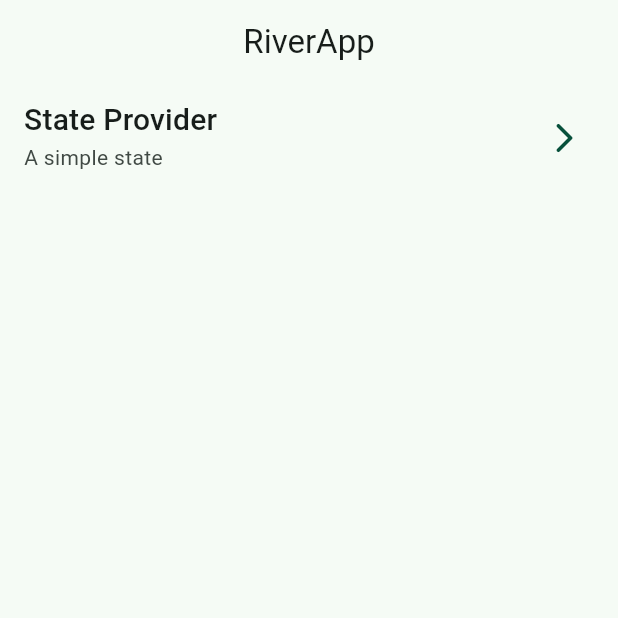
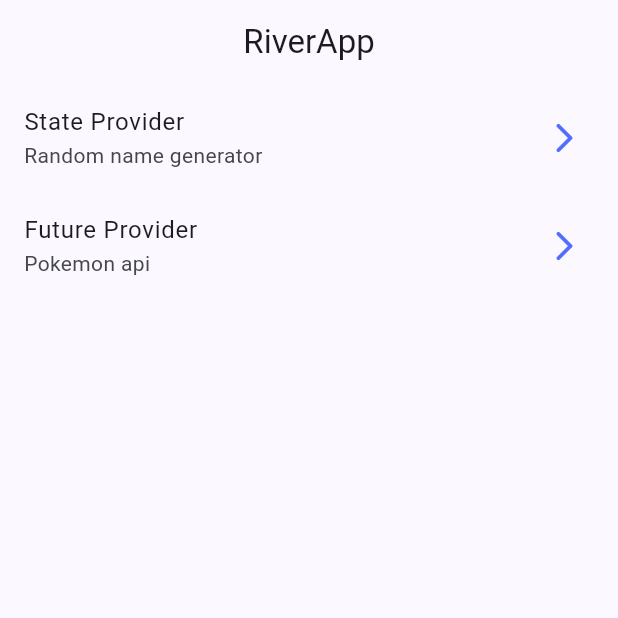
Before and after one commit to franzcmarcelo/flutter_riverpod_app, a Flutter app: the screen it shows after launch, on a phone screen of 412 x 824 dp, the top half of it. Run offline on Flutter 3.47's test engine with Material 3 defaults, Android fonts, the phone set to English and light mode, and no system bars; our stand-ins replace dio, flutter_riverpod, go_router, google_fonts; missing offline and left inert: random_name_generator.

Commit message:
create future provider screen: with pokemon api

```diff
--- a/lib/config/helpers/helpers.dart
+++ b/lib/config/helpers/helpers.dart
@@ -1 +1,2 @@
 export 'random_generator.dart';
+export 'pokemon_service.dart';
--- /dev/null
+++ b/lib/config/helpers/pokemon_service.dart
@@ -0,0 +1,23 @@
+import 'package:dio/dio.dart';
+
+class PokemonService {
+
+  static Future<String> getPokemonName(int pokemonId) async {
+
+    final dio = Dio(
+      BaseOptions(
+        baseUrl: 'https://pokeapi.co/api/v2',
+      )
+    );
+
+    await Future.delayed(const Duration(seconds: 2));
+
+    try {
+      final response = await dio.get('/pokemon/$pokemonId');
+      return response.data['name'] ?? 'Pokemon name not found';
+    } catch (error) {
+      throw Exception('getPokemonName error: $error');
+    }
+  }
+
+}
--- a/lib/config/router/app_router.dart
+++ b/lib/config/router/app_router.dart
@@ -14,5 +14,10 @@ final appRouter = GoRouter(
       name: StateProviderScreen.routeName,
       builder: (context, state) => const StateProviderScreen(),
     ),
+    GoRoute(
+      path: '/future-provider',
+      name: FutureProviderScreen.routeName,
+      builder: (context, state) => const FutureProviderScreen(),
+    ),
   ],
 );
--- a/lib/config/theme/app_theme.dart
+++ b/lib/config/theme/app_theme.dart
@@ -1,7 +1,7 @@
 import 'package:flutter/material.dart';
 import 'package:google_fonts/google_fonts.dart';
 
-const seedColor = Color.fromARGB(255, 7, 80, 59);
+const seedColor = Colors.indigoAccent;
 
 class AppTheme {
 
@@ -11,12 +11,7 @@ class AppTheme {
     listTileTheme: const ListTileThemeData(
       iconColor: seedColor,
     ),
-    textTheme: TextTheme(
-      titleLarge: GoogleFonts.montserratAlternates(),
-      titleMedium: GoogleFonts.russoOne(
-        fontSize: 20,
-      ),
-    )
+    fontFamily: GoogleFonts.montserratAlternates().fontFamily,
   );
 
 }
--- /dev/null
+++ b/lib/presentations/providers/pokemon_provider.dart
@@ -0,0 +1,11 @@
+import 'package:flutter_riverpod/flutter_riverpod.dart';
+import 'package:flutter_riverpod_app/config/config.dart';
+
+final pokemonIdProvider = StateProvider<int>((ref) {
+  return 1;
+});
+
+final pokemonNameProvider = FutureProvider<String>((ref) async {
+  final name = await PokemonService.getPokemonName(1);
+  return name;
+});
--- a/lib/presentations/providers/providers.dart
+++ b/lib/presentations/providers/providers.dart
@@ -1 +1,2 @@
 export 'random_name_provider.dart';
+export 'pokemon_provider.dart';
--- a/lib/presentations/screens/01_state_provider/state_provider_screen.dart
+++ b/lib/presentations/screens/01_state_provider/state_provider_screen.dart
@@ -11,7 +11,6 @@ class StateProviderScreen extends ConsumerWidget {
   @override
   Widget build(BuildContext context, WidgetRef ref) {
 
-    final titleMediumStyle = Theme.of(context).textTheme.titleMedium;
     final name = ref.watch(randomNameProvider);
 
     return Scaffold(
@@ -19,7 +18,7 @@ class StateProviderScreen extends ConsumerWidget {
         title: const Text('State Provider'),
       ),
       body: Center(
-        child: Text(name, style: titleMediumStyle),
+        child: Text(name),
       ),
       floatingActionButton: FloatingActionButton(
         onPressed: () {
--- a/lib/presentations/screens/home/home_screen.dart
+++ b/lib/presentations/screens/home/home_screen.dart
@@ -31,8 +31,13 @@ class _HomeScreenView extends StatelessWidget {
       children: const [
         _CustomListTile(
           title: 'State Provider',
-          subtitle: 'A simple state',
+          subtitle: 'Random name generator',
           routeName: StateProviderScreen.routeName,
+        ),
+        _CustomListTile(
+          title: 'Future Provider',
+          subtitle: 'Pokemon api',
+          routeName: FutureProviderScreen.routeName,
         ),
       ],
     );
@@ -54,10 +59,8 @@ class _CustomListTile extends StatelessWidget {
   @override
   Widget build(BuildContext context) {
 
-    final titleMediumStyle = Theme.of(context).textTheme.titleMedium;
-
     return ListTile(
-      title: Text(title, style: titleMediumStyle),
+      title: Text(title),
       subtitle: Text(subtitle),
       trailing: const Icon(Icons.arrow_forward_ios_rounded),
       onTap: () {
--- a/lib/presentations/screens/screens.dart
+++ b/lib/presentations/screens/screens.dart
@@ -1,2 +1,3 @@
 export 'home/home_screen.dart';
 export '01_state_provider/state_provider_screen.dart';
+export '02_future_provider/future_provider_screen.dart';
--- a/pubspec.yaml
+++ b/pubspec.yaml
@@ -7,6 +7,7 @@ environment:
   sdk: '>=3.3.3 <4.0.0'
 
 dependencies:
+  dio: ^5.4.3+1
   flutter:
     sdk: flutter
   flutter_riverpod: ^2.5.1
```
Also changed, not shown: lib/presentations/screens/02_future_provider/future_provider_screen.dart (added, +65 -0 lines), pubspec.lock.
